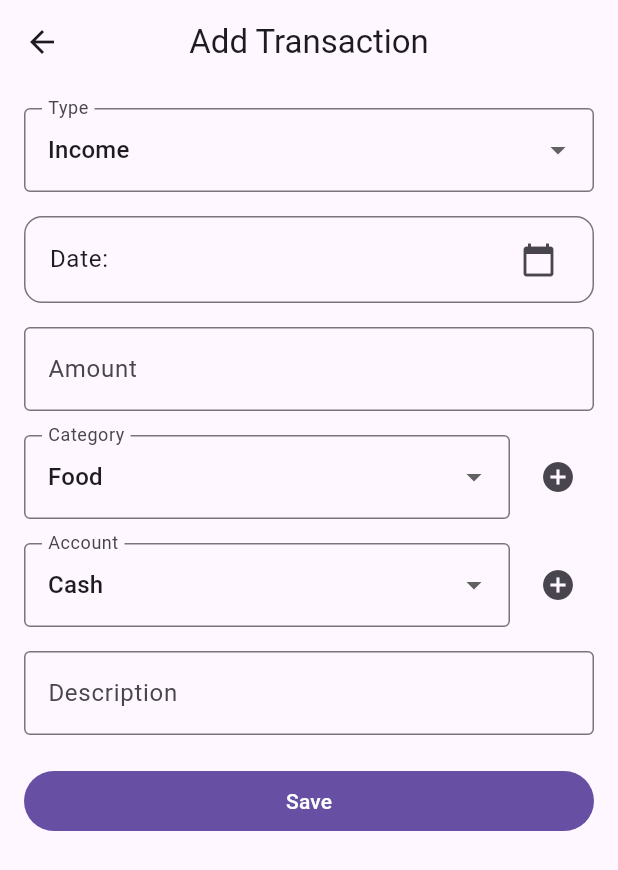
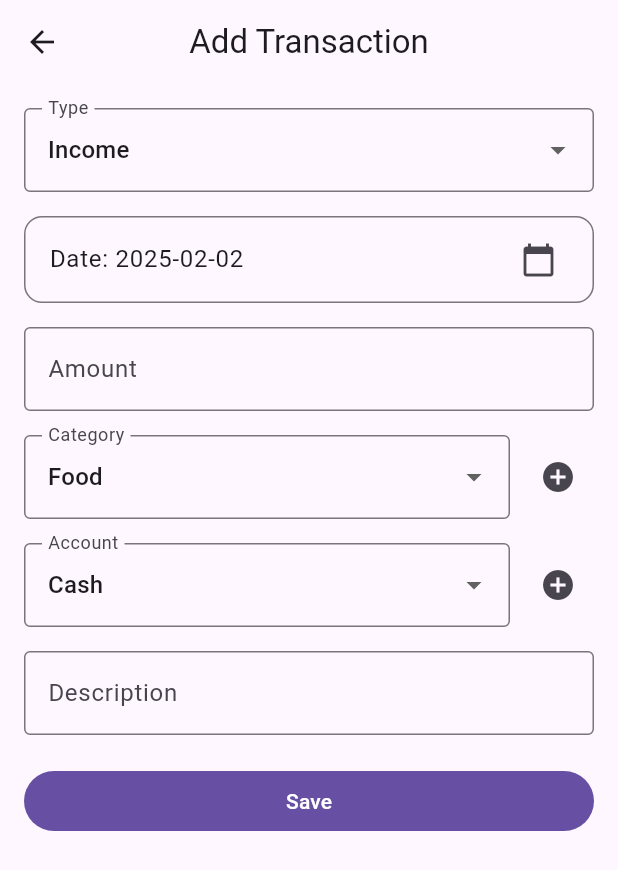
Before and after one commit to maximezim/money_manager, a Flutter app: the AddTransactionPage screen opened directly, on a phone screen of 412 x 824 dp. Shown: the top 870 px of the screen. Run offline on Flutter 3.47's test engine with Material 3 defaults, Android fonts, the phone set to English and light mode, and no system bars; our stand-ins replace shared_preferences; accounts and stored records are empty.

Commit message:
Fix date formatting in transaction pages and ensure proper navigation handling

```diff
--- a/lib/pages/add_transaction_page.dart
+++ b/lib/pages/add_transaction_page.dart
@@ -174,7 +174,8 @@ class AddTransactionPageState extends State<AddTransactionPage> {
                   borderRadius: BorderRadius.circular(12),
                   side: BorderSide(color: Theme.of(context).dividerColor),
                 ),
-                title: Text('Date: ${_selectedDate.toLocal()}'.split(' ')[0]),
+                title: Text(
+                    'Date: ${_selectedDate.toLocal().toString().split(' ')[0]}'),
                 trailing: const Icon(Icons.calendar_today),
                 onTap: _pickDate,
               ),
--- a/lib/pages/edit_transaction_page.dart
+++ b/lib/pages/edit_transaction_page.dart
@@ -62,6 +62,7 @@ class EditTransactionPageState extends State<EditTransactionPage> {
         description: _description,
       );
       await TransactionRepository.updateTransaction(widget.index, updated);
+      if (!mounted) return;
       Navigator.pop(context);
     }
   }
@@ -86,9 +87,9 @@ class EditTransactionPageState extends State<EditTransactionPage> {
         ],
       ),
     );
-
     if (confirmed == true) {
       await TransactionRepository.deleteTransaction(widget.index);
+      if (!mounted) return;
       Navigator.pop(context);
     }
   }
@@ -197,7 +198,8 @@ class EditTransactionPageState extends State<EditTransactionPage> {
               ),
               ListTile(
                 contentPadding: EdgeInsets.zero,
-                title: Text('Date: ${_selectedDate.toLocal()}'.split(' ')[0]),
+                title: Text(
+                    'Date: ${_selectedDate.toLocal().toString().split(' ')[0]}'),
                 trailing: const Icon(Icons.calendar_today),
                 onTap: _pickDate,
               ),
```
